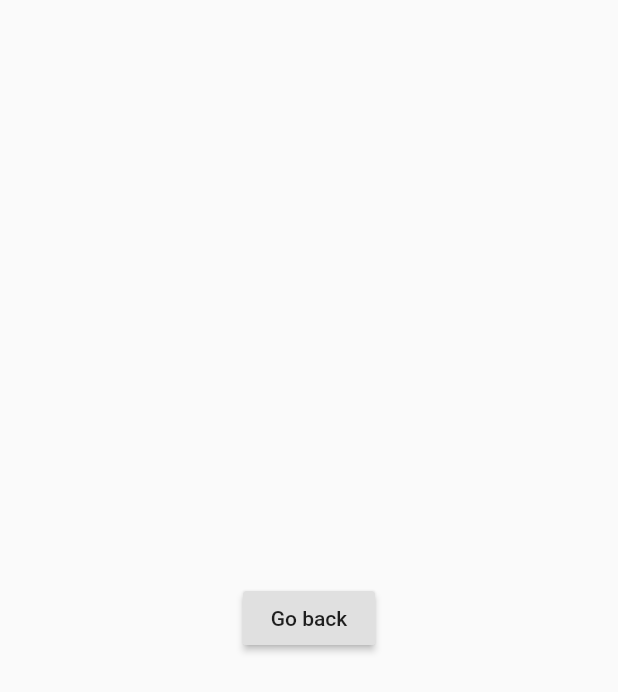
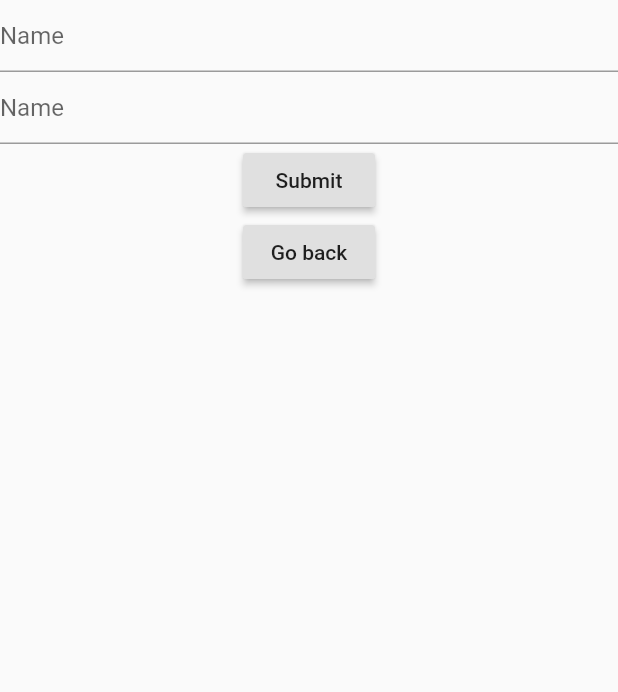
Before and after one commit to ashirza/favs, a Flutter app: the AddGameRoute screen opened directly, on a phone screen of 412 x 824 dp. Shown: the top 692 px of the screen. Run offline on Flutter 3.47's test engine with Material 2 defaults, Android fonts, the phone set to English and light mode, and no system bars; our stand-ins replace sqflite; accounts and stored records are empty.

Commit message:
created a form for adding a game to the list

```diff
--- a/lib/Game.dart
+++ b/lib/Game.dart
@@ -1,7 +1,7 @@
 class Game{
-  final int id;
-  final String name;
-  final int rating;
+  int id;
+  String name;
+  int rating;
 
   Game({this.id, this.name, this.rating});
 
--- a/lib/main.dart
+++ b/lib/main.dart
@@ -2,6 +2,8 @@ import 'package:favs/database_helper.dart';
 import 'package:flutter/material.dart';
 import 'dart:async';
 import 'package:sqflite/sqflite.dart';
+
+import 'Game.dart';
 
 
 void main() {
@@ -60,7 +62,7 @@ class myHome extends StatelessWidget {
             ),
             FlatButton(
               onPressed: () async {
-                int rowsAffected = await DatabaseHelper.instance.delete(2);
+                int rowsAffected = await DatabaseHelper.instance.delete(3);
                 print(rowsAffected);
               },
               child: Text('Delete'),
@@ -81,16 +83,71 @@ class myHome extends StatelessWidget {
   }
 }
 
-class AddGameRoute extends StatelessWidget {
+class AddGameRoute extends StatefulWidget {
+  @override
+  _AddGameRouteState createState() => _AddGameRouteState();
+}
+
+class _AddGameRouteState extends State<AddGameRoute> {
+  final _formKey = GlobalKey<FormState>();
+  final _game = Game();
+
   @override
   Widget build(BuildContext context) {
     return Scaffold(
-      body: Center(
-        child: RaisedButton(
-          child: Text('Go back'),
-          onPressed: () {Navigator.pop(context);},
+        body: Column(
+          children: [
+            Form(
+              key: _formKey,
+              child: Column(
+                children: [
+                  TextFormField(
+                    decoration: const InputDecoration(
+                      hintText: 'Name',
+                    ),
+                    validator: (value) {
+                      if(value.isEmpty) {
+                        return 'Please enter some text.';
+                      } return null;
+                    },
+                    onSaved: (val) => setState(() => _game.name = val),
+                  ),
+                  TextFormField(
+                    keyboardType: TextInputType.number,
+                    decoration: const InputDecoration(
+                      hintText: 'Name',
+                    ),
+                    validator: (value) {
+                      if(value.isEmpty) {
+                        return 'Please enter some text.';
+                      } return null;
+                    },
+                    onSaved: (val) => setState(() => _game.rating = int.parse(val)),
+                  ),
+                  RaisedButton(
+                    onPressed: () async {
+                      if(_formKey.currentState.validate()) {
+                        print('valid!');
+                        _formKey.currentState.save();
+                        int i = await DatabaseHelper.instance.insert({
+                          DatabaseHelper.columnName : _game.name,
+                          DatabaseHelper.columnRating : _game.rating,
+                        });
+                      }
+                    },
+                    child: Text('Submit'),
+                  ),
+                ],
+              ),
+            ),
+            Center(
+              child: RaisedButton(
+                child: Text('Go back'),
+                onPressed: () {Navigator.pop(context);},
+              ),
+            ),
+          ],
         ),
-      )
-    );
+      );
   }
 }
```
